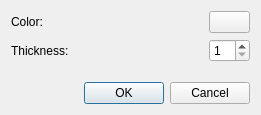
Before: the Qt Designer form src/corelibs/U2View/src/phyltree/ui/BranchSettingsDialog.ui in violethaze74/ugene, drawn with Qt 5.
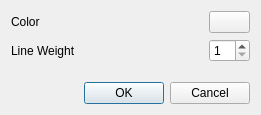
After: the same form once the commit is applied.

The edit to the form file:
```diff
--- a/src/corelibs/U2View/src/phyltree/ui/BranchSettingsDialog.ui
+++ b/src/corelibs/U2View/src/phyltree/ui/BranchSettingsDialog.ui
@@ -19,7 +19,7 @@
      <item row="0" column="0">
       <widget class="QLabel" name="label_3">
        <property name="text">
-        <string>Color:</string>
+        <string>Color</string>
        </property>
       </widget>
      </item>
@@ -58,7 +58,7 @@
      <item row="1" column="0">
       <widget class="QLabel" name="label_4">
        <property name="text">
-        <string>Thickness:</string>
+        <string>Line Weight</string>
        </property>
       </widget>
      </item>
```
Left out of the diff: 2 changed lines with no effect on the pictures.
